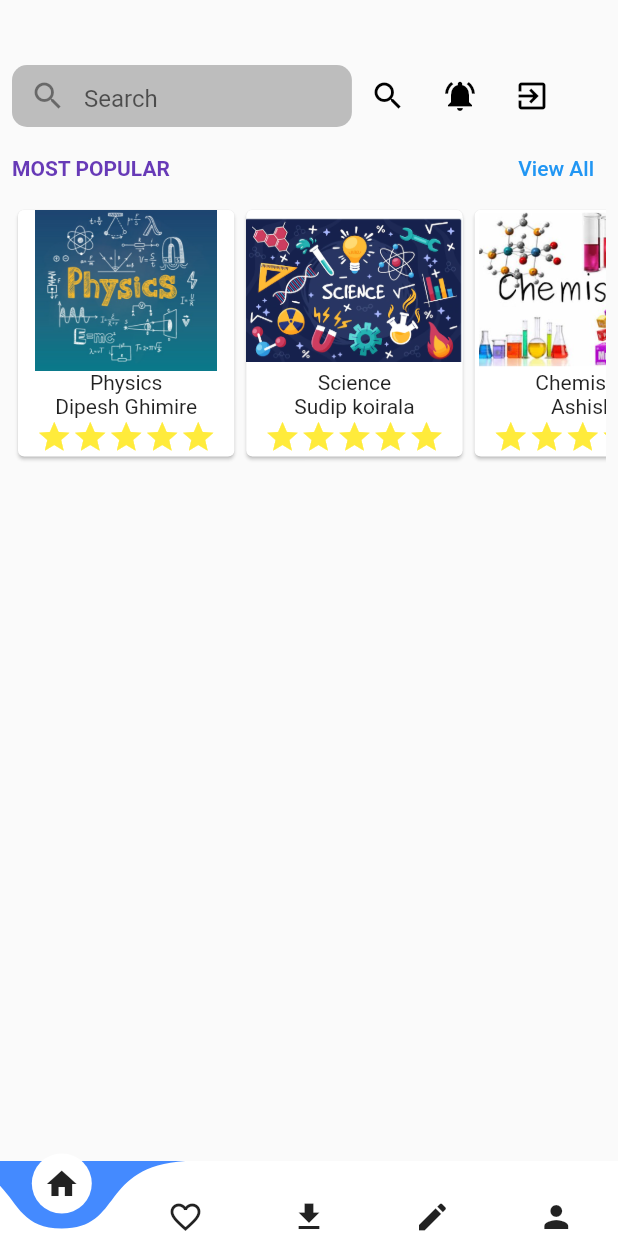
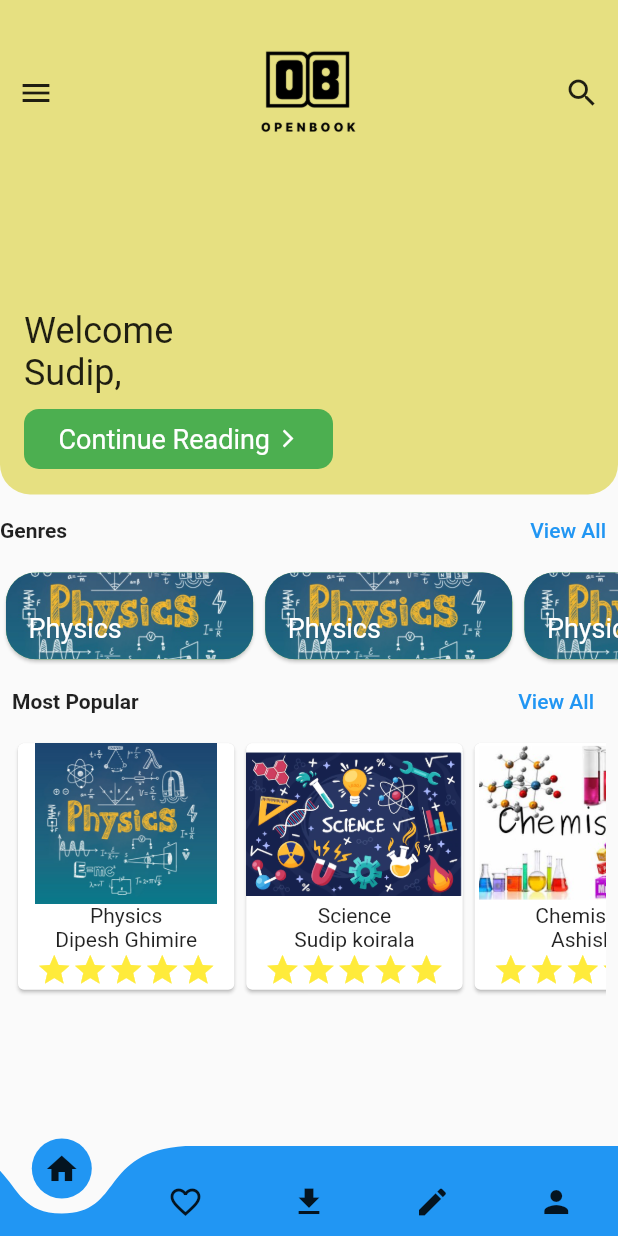
Before and after one commit to Dipesh905/openbooks-flutter, a Flutter app: the MainScreen screen opened directly, on a phone screen of 412 x 824 dp. Run offline on Flutter 3.47's test engine with Material 2 defaults, Android fonts, the phone set to English and light mode, and no system bars; drawn by our look-alikes of curved_navigation_bar; our stand-ins replace firebase_auth, firebase_core, font_awesome_flutter, google_sign_in; missing offline and left inert: flutter_facebook_auth, twitter_login; accounts and stored records are empty.

Commit message:
Splash Screen and Home page modified and code refactored

```diff
--- a/lib/main.dart
+++ b/lib/main.dart
@@ -1,9 +1,6 @@
 import 'package:firebase_core/firebase_core.dart';
 import 'package:flutter/material.dart';
-
-import 'package:openbooks/screens/splash_screen.dart';
 import 'package:openbooks/screens/splash_screen_two.dart';
-import 'package:openbooks/screens/third_splash_screen.dart';
 
 void main() async {
   WidgetsFlutterBinding.ensureInitialized();
@@ -29,6 +26,6 @@ class CheckLoginScreen extends StatefulWidget {
 class _CheckLoginScreenState extends State<CheckLoginScreen> {
   @override
   Widget build(BuildContext context) {
-    return const ThirdSplashScreen();
+    return const SecondSplashScreen();
   }
 }
--- /dev/null
+++ b/lib/screens/generas_section.dart
@@ -0,0 +1,38 @@
+import 'package:flutter/material.dart';
+import 'package:openbooks/screens/most_popular_gridview_screen.dart';
+import 'package:openbooks/widgets/genres_card.dart';
+import 'package:openbooks/widgets/reusable_topic_section.dart';
+
+class GenrePage extends StatelessWidget {
+  const GenrePage({
+    Key? key,
+  }) : super(key: key);
+
+  @override
+  Widget build(BuildContext context) {
+    return Column(
+      children: [
+        Row(
+          mainAxisAlignment: MainAxisAlignment.spaceBetween,
+          children: [
+            const ReUsableTopicSection(title: 'Genres'),
+            TextButton(
+                onPressed: () {
+                  Navigator.push(
+                      context,
+                      MaterialPageRoute(
+                          builder: ((context) =>
+                              const MostPopularGridViewScreen())));
+                },
+                child: const Text('View All'))
+          ],
+        ),
+        SizedBox(
+          height: MediaQuery.of(context).size.height * 0.08,
+          width: double.infinity,
+          child: const GenreCard(),
+        ),
+      ],
+    );
+  }
+}
--- a/lib/screens/home_screen.dart
+++ b/lib/screens/home_screen.dart
@@ -1,5 +1,7 @@
 import 'package:flutter/material.dart';
-import 'package:openbooks/widgets/homepage_appbar.dart';
+import 'package:openbooks/const/colors.dart';
+import 'package:openbooks/screens/search_screen.dart';
+import 'package:openbooks/screens/generas_section.dart';
 import 'package:openbooks/widgets/most_popular_books.dart';
 
 class HomeScreen extends StatelessWidget {
@@ -13,10 +15,96 @@ class HomeScreen extends StatelessWidget {
       child: SingleChildScrollView(
         child: Column(
           children: [
-            const Padding(
-              padding: EdgeInsets.only(top: 40, left: 8, right: 8),
-              child: HomePageAppBar(),
+            Container(
+              height: MediaQuery.of(context).size.height * 0.4,
+              width: double.infinity,
+              decoration: BoxDecoration(
+                  color: AppColor.darkbackgroundcolor,
+                  borderRadius: const BorderRadius.only(
+                      bottomLeft: Radius.circular(20),
+                      bottomRight: Radius.circular(20))),
+              child: Column(
+                crossAxisAlignment: CrossAxisAlignment.start,
+                children: [
+                  SizedBox(
+                    height: MediaQuery.of(context).size.height * 0.04,
+                  ),
+                  Row(
+                    mainAxisAlignment: MainAxisAlignment.spaceBetween,
+                    children: [
+                      IconButton(
+                        onPressed: () {},
+                        icon: const Icon(Icons.menu),
+                      ),
+                      Image.asset(
+                        'assets/openbook.png',
+                        scale: 3,
+                      ),
+                      IconButton(
+                        onPressed: () {
+                          Navigator.push(
+                              context,
+                              MaterialPageRoute(
+                                  builder: (_) => const SearchScreen()));
+                        },
+                        icon: const Icon(Icons.search),
+                      )
+                    ],
+                  ),
+                  Padding(
+                    padding: const EdgeInsets.all(16),
+                    child: Column(
+                      crossAxisAlignment: CrossAxisAlignment.start,
+                      children: [
+                        const SizedBox(height: 100),
+                        const Text(
+                          'Welcome',
+                          style: TextStyle(fontSize: 24),
+                        ),
+                        const Text(
+                          'Sudip,',
+                          style: TextStyle(fontSize: 24),
+                        ),
+                        const SizedBox(
+                          height: 10,
+                        ),
+                        Container(
+                          height: 40,
+                          width: MediaQuery.of(context).size.width * 0.5,
+                          decoration: BoxDecoration(
+                              color: Colors.green,
+                              borderRadius: BorderRadius.circular(10)),
+                          child: Row(
+                            mainAxisAlignment: MainAxisAlignment.center,
+                            children: const [
+                              Text(
+                                'Continue Reading',
+                                style: TextStyle(
+                                    color: Colors.white, fontSize: 18),
+                              ),
+                              SizedBox(
+                                width: 5,
+                              ),
+                              Icon(
+                                Icons.arrow_forward_ios,
+                                size: 14,
+                                color: Colors.white,
+                              ),
+                            ],
+                          ),
+                        )
+                      ],
+                    ),
+                  ),
+                ],
+              ),
             ),
+
+            const GenrePage(),
+            // const Padding(
+            //   padding: EdgeInsets.only(top: 40, left: 8, right: 8),
+            //   child: HomePageAppBar(),
+            // ),
             Padding(
               padding: const EdgeInsets.only(left: 8, right: 8),
               child: SizedBox(
--- a/lib/screens/main_screen.dart
+++ b/lib/screens/main_screen.dart
@@ -38,7 +38,9 @@ class _MainScreenState extends State<MainScreen> {
     return Scaffold(
         body: tabs[_selectedIndex],
         bottomNavigationBar: CurvedNavigationBar(
-          height: 50,
+          height: 60,
+          color: Colors.blue,
+          backgroundColor: Colors.transparent,
           //  currentIndex: _selectedIndex,
           onTap: _onItemTap,
           items: const [
--- a/lib/screens/search_screen.dart
+++ b/lib/screens/search_screen.dart
@@ -51,7 +51,7 @@ class _SearchScreenState extends State<SearchScreen> {
             // print(book.bookTitle);
             // print(book.bookDiscription);
             // print(book.bookWriter);
-            Navigator.push(
+            Navigator.pushReplacement(
               context,
               MaterialPageRoute(
                 builder: (_) => BooksDetailScreen(
--- a/lib/screens/splash_screen.dart
+++ b/lib/screens/splash_screen.dart
@@ -1,6 +1,5 @@
 import 'package:flutter/material.dart';
 import 'package:openbooks/const/colors.dart';
-import 'package:openbooks/screens/login_screen.dart';
 
 class SplashScreen extends StatefulWidget {
   const SplashScreen({Key? key}) : super(key: key);
@@ -15,7 +14,7 @@ class _SplashScreenState extends State<SplashScreen> {
     super.initState();
 
     // Future.delayed(const Duration(seconds: 5));
-    print('5 second completed');
+
     // Navigator.push(
     //     context, MaterialPageRoute(builder: (_) => const LoginScreen()));
   }
--- /dev/null
+++ b/lib/widgets/genres_card.dart
@@ -0,0 +1,54 @@
+import 'package:flutter/material.dart';
+import 'package:openbooks/models/books_model.dart';
+
+class GenreCard extends StatefulWidget {
+  const GenreCard({
+    Key? key,
+  }) : super(key: key);
+
+  @override
+  State<GenreCard> createState() => _GenreCardState();
+}
+
+class _GenreCardState extends State<GenreCard> {
+  @override
+  Widget build(BuildContext context) {
+    return ListView.builder(
+      scrollDirection: Axis.horizontal,
+      itemCount: listofBooks.length,
+      itemBuilder: (BuildContext context, int index) {
+        return InkWell(
+          onTap: () {},
+          child: Card(
+            color: Colors.green,
+            shape:
+                RoundedRectangleBorder(borderRadius: BorderRadius.circular(20)),
+            child: Stack(
+              children: [
+                Container(
+                  height: MediaQuery.of(context).size.height * 0.10,
+                  width: MediaQuery.of(context).size.width * 0.4,
+                  decoration: BoxDecoration(
+                      borderRadius: BorderRadius.circular(20),
+                      image: const DecorationImage(
+                          image: AssetImage(
+                            'assets/physics.PNG',
+                          ),
+                          fit: BoxFit.cover)),
+                ),
+                const Positioned(
+                  bottom: 10,
+                  left: 15,
+                  child: Text(
+                    'Physics',
+                    style: TextStyle(color: Colors.white, fontSize: 18),
+                  ),
+                ),
+              ],
+            ),
+          ),
+        );
+      },
+    );
+  }
+}
--- a/lib/widgets/reusable_topic_section.dart
+++ b/lib/widgets/reusable_topic_section.dart
@@ -13,10 +13,10 @@ class ReUsableTopicSection extends StatelessWidget {
         mainAxisAlignment: MainAxisAlignment.spaceBetween,
         children: <Widget>[
           Text(
-            title.toUpperCase(),
+            title,
             style: const TextStyle(
               fontWeight: FontWeight.bold,
-              color: Colors.deepPurple,
+              //  color: Colors.deepPurple,
             ),
           ),
         ],
```
Also changed, not shown: lib/screens/fourth_splash_screen.dart (+7 -2 lines), lib/screens/splash_screen_two.dart (+14 -10 lines), lib/screens/third_splash_screen.dart (+5 -8 lines).
